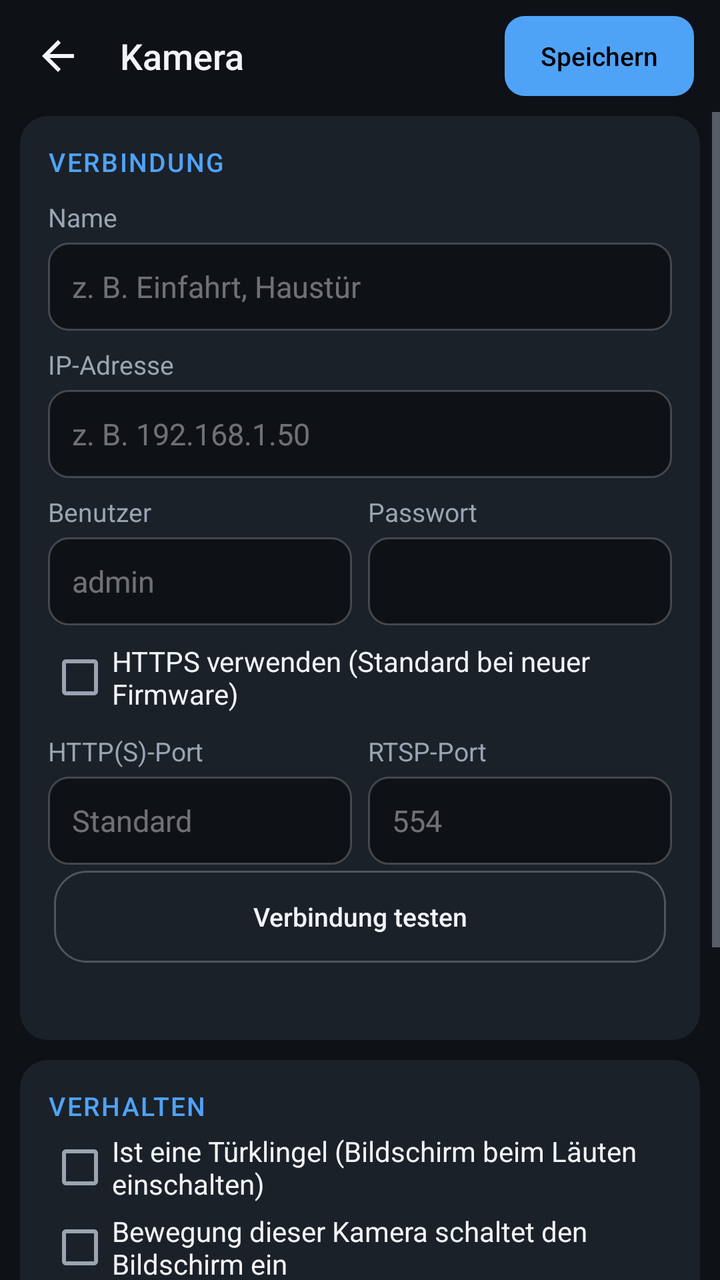
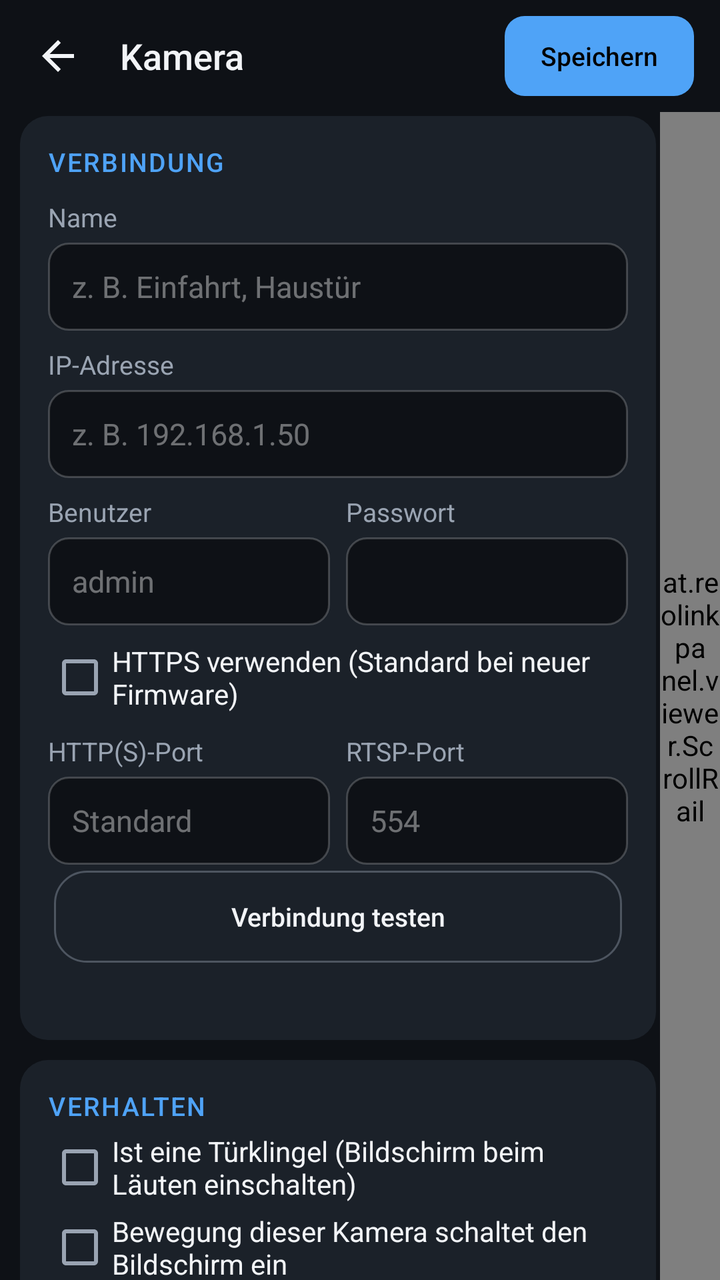

Screens rendered from an Android XML layout before and after an edit, with the pre-edit source and the edit as a unified diff.
<!-- AndroidManifest.xml: application theme AppTheme -->
<!-- res/layout/activity_camera_edit.xml -->
<?xml version="1.0" encoding="utf-8"?>
<LinearLayout xmlns:android="http://schemas.android.com/apk/res/android"
    android:layout_width="match_parent"
    android:layout_height="match_parent"
    android:background="@color/bg"
    android:orientation="vertical">

    
    <LinearLayout
        android:layout_width="match_parent"
        android:layout_height="56dp"
        android:gravity="center_vertical"
        android:orientation="horizontal"
        android:paddingLeft="4dp"
        android:paddingRight="10dp">

        <ImageButton
            android:id="@+id/btnBack"
            style="@style/IconButton"
            android:contentDescription="Zurück"
            android:src="@drawable/ic_back" />

        <TextView
            android:id="@+id/tvTitle"
            style="@style/Title"
            android:layout_width="0dp"
            android:layout_height="wrap_content"
            android:layout_marginLeft="6dp"
            android:layout_weight="1"
            android:singleLine="true"
            android:text="Kamera" />

        <Button
            android:id="@+id/btnSave"
            style="@style/BarButton"
            android:layout_width="wrap_content"
            android:layout_height="40dp"
            android:minHeight="40dp"
            android:background="@drawable/btn_primary"
            android:paddingLeft="18dp"
            android:paddingRight="18dp"
            android:text="Speichern"
            android:textColor="#000000" />
    </LinearLayout>

    <ScrollView
        android:layout_width="match_parent"
        android:layout_height="0dp"
        android:layout_weight="1"
        android:fillViewport="true">

        <LinearLayout
            android:layout_width="match_parent"
            android:layout_height="wrap_content"
            android:orientation="vertical"
            android:paddingLeft="10dp"
            android:paddingRight="10dp"
            android:paddingBottom="16dp">

            <LinearLayout style="@style/Card" android:layout_width="match_parent" android:layout_height="wrap_content" android:layout_marginTop="2dp">
                <TextView style="@style/Section" android:layout_width="wrap_content" android:layout_height="wrap_content" android:text="Verbindung" />

                <TextView style="@style/Label" android:layout_width="wrap_content" android:layout_height="wrap_content" android:text="Name" />
                <EditText android:id="@+id/etName" style="@style/Field" android:layout_width="match_parent" android:layout_height="wrap_content" android:hint="z. B. Einfahrt, Haustür" android:inputType="textCapSentences" />

                <TextView style="@style/Label" android:layout_width="wrap_content" android:layout_height="wrap_content" android:text="IP-Adresse" />
                <EditText android:id="@+id/etHost" style="@style/Field" android:layout_width="match_parent" android:layout_height="wrap_content" android:hint="z. B. 192.168.1.50" android:inputType="textUri" />

                <LinearLayout android:layout_width="match_parent" android:layout_height="wrap_content" android:orientation="horizontal">
                    <LinearLayout android:layout_width="0dp" android:layout_height="wrap_content" android:layout_weight="1" android:layout_marginRight="8dp" android:orientation="vertical">
                        <TextView style="@style/Label" android:layout_width="wrap_content" android:layout_height="wrap_content" android:text="Benutzer" />
                        <EditText android:id="@+id/etUser" style="@style/Field" android:layout_width="match_parent" android:layout_height="wrap_content" android:hint="admin" android:inputType="text" />
                    </LinearLayout>
                    <LinearLayout android:layout_width="0dp" android:layout_height="wrap_content" android:layout_weight="1" android:orientation="vertical">
                        <TextView style="@style/Label" android:layout_width="wrap_content" android:layout_height="wrap_content" android:text="Passwort" />
                        <EditText android:id="@+id/etPass" style="@style/Field" android:layout_width="match_parent" android:layout_height="wrap_content" android:inputType="textPassword" />
                    </LinearLayout>
                </LinearLayout>

                <CheckBox android:id="@+id/cbHttps" style="@style/Option" android:layout_width="match_parent" android:layout_height="wrap_content" android:layout_marginTop="6dp" android:text="HTTPS verwenden (Standard bei neuer Firmware)" />

                <LinearLayout android:layout_width="match_parent" android:layout_height="wrap_content" android:orientation="horizontal">
                    <LinearLayout android:layout_width="0dp" android:layout_height="wrap_content" android:layout_weight="1" android:layout_marginRight="8dp" android:orientation="vertical">
                        <TextView style="@style/Label" android:layout_width="wrap_content" android:layout_height="wrap_content" android:text="HTTP(S)-Port" />
                        <EditText android:id="@+id/etHttpPort" style="@style/Field" android:layout_width="match_parent" android:layout_height="wrap_content" android:hint="Standard" android:inputType="number" />
                    </LinearLayout>
                    <LinearLayout android:layout_width="0dp" android:layout_height="wrap_content" android:layout_weight="1" android:orientation="vertical">
                        <TextView style="@style/Label" android:layout_width="wrap_content" android:layout_height="wrap_content" android:text="RTSP-Port" />
                        <EditText android:id="@+id/etRtspPort" style="@style/Field" android:layout_width="match_parent" android:layout_height="wrap_content" android:hint="554" android:inputType="number" />
                    </LinearLayout>
                </LinearLayout>

                <Button android:id="@+id/btnTest" style="@style/BarButton" android:layout_width="match_parent" android:layout_height="wrap_content" android:layout_marginTop="12dp" android:background="@drawable/chip" android:text="Verbindung testen" />
                <TextView android:id="@+id/tvTest" android:layout_width="match_parent" android:layout_height="wrap_content" android:layout_marginTop="4dp" android:textColor="@color/textDim" android:textSize="13sp" />
            </LinearLayout>

            <LinearLayout style="@style/Card" android:layout_width="match_parent" android:layout_height="wrap_content">
                <TextView style="@style/Section" android:layout_width="wrap_content" android:layout_height="wrap_content" android:text="Verhalten" />
                <CheckBox android:id="@+id/cbDoorbell" style="@style/Option" android:layout_width="match_parent" android:layout_height="wrap_content" android:text="Ist eine Türklingel (Bildschirm beim Läuten einschalten)" />
                <CheckBox android:id="@+id/cbWake" style="@style/Option" android:layout_width="match_parent" android:layout_height="wrap_content" android:text="Bewegung dieser Kamera schaltet den Bildschirm ein" />
            </LinearLayout>

            <LinearLayout style="@style/Card" android:layout_width="match_parent" android:layout_height="wrap_content">
                <TextView style="@style/Section" android:layout_width="wrap_content" android:layout_height="wrap_content" android:text="Erweitert" />
                <TextView style="@style/Label" android:layout_width="wrap_content" android:layout_height="wrap_content" android:text="Eigener RTSP-Pfad oder komplette RTSP-URL (leer = automatisch)" />
                <EditText android:id="@+id/etRtspPath" style="@style/Field" android:layout_width="match_parent" android:layout_height="wrap_content" android:hint="z. B. h264Preview_01_sub oder rtsp://…" android:inputType="textUri" android:imeOptions="actionDone" />
            </LinearLayout>

            <Button android:id="@+id/btnDelete" style="@style/BarButton" android:layout_width="match_parent" android:layout_height="wrap_content" android:layout_marginTop="16dp" android:background="@drawable/chip" android:text="Kamera entfernen" android:textColor="@color/motion" />
        </LinearLayout>
    </ScrollView>
</LinearLayout>
<!-- resources referenced by this layout -->
<resources>
  <color name="bg">#0E1116</color>
  <color name="motion">#FFC93C</color>
  <color name="textDim">#9AA4B2</color>
  <!-- drawable btn_primary (drawable) -->
  <?xml version="1.0" encoding="utf-8"?>
  <selector xmlns:android="http://schemas.android.com/apk/res/android">
      <item android:state_pressed="true">
          <shape android:shape="rectangle">
              <solid android:color="#FF8CC4FA" />
              <corners android:radius="10dp" />
          </shape>
      </item>
      <item>
          <shape android:shape="rectangle">
              <solid android:color="@color/accent" />
              <corners android:radius="10dp" />
          </shape>
      </item>
  </selector>
  <!-- drawable ic_back (drawable) -->
  <vector xmlns:android="http://schemas.android.com/apk/res/android"
      android:width="24dp" android:height="24dp"
      android:viewportWidth="24" android:viewportHeight="24"
      android:tint="?android:attr/textColorPrimary">
      <path android:fillColor="#FFFFFFFF" android:pathData="M20,11H7.83l5.59,-5.59L12,4l-8,8 8,8 1.41,-1.41L7.83,13H20v-2z" />
  </vector>
  <style name="Card">
          <item name="android:background">@drawable/card</item>
          <item name="android:orientation">vertical</item>
          <item name="android:padding">14dp</item>
          <item name="android:layout_marginTop">10dp</item>
      </style>
  <style name="IconButton">
          <item name="android:layout_width">48dp</item>
          <item name="android:layout_height">48dp</item>
          <item name="android:layout_marginLeft">1dp</item>
          <item name="android:layout_marginRight">1dp</item>
          <item name="android:background">@drawable/icon_btn</item>
          <item name="android:scaleType">center</item>
          <item name="android:tint">@color/icon_tint</item>
      </style>
  <style name="Label">
          <item name="android:textColor">@color/textDim</item>
          <item name="android:textSize">13sp</item>
          <item name="android:layout_marginTop">8dp</item>
      </style>
  <style name="Option">
          <item name="android:textColor">@color/text</item>
          <item name="android:textSize">14sp</item>
          <item name="android:minHeight">40dp</item>
      </style>
  <style name="Section">
          <item name="android:textColor">@color/accent</item>
          <item name="android:textSize">13sp</item>
          <item name="android:fontFamily">sans-serif-medium</item>
          <item name="android:textAllCaps">true</item>
          <item name="android:letterSpacing">0.06</item>
          <item name="android:layout_marginBottom">2dp</item>
      </style>
  <style name="Title">
          <item name="android:textColor">@color/text</item>
          <item name="android:textSize">18sp</item>
          <item name="android:fontFamily">sans-serif-medium</item>
      </style>
  <color name="accent">#4FA3F7</color>
  <color name="text">#F2F4F7</color>
  <!-- drawable card (drawable) -->
  <?xml version="1.0" encoding="utf-8"?>
  <shape xmlns:android="http://schemas.android.com/apk/res/android" android:shape="rectangle">
      <solid android:color="@color/surface" />
      <corners android:radius="14dp" />
  </shape>
  <!-- drawable icon_btn (drawable) -->
  <?xml version="1.0" encoding="utf-8"?>
  <selector xmlns:android="http://schemas.android.com/apk/res/android">
      <item android:state_pressed="true">
          <shape android:shape="oval"><solid android:color="#554FA3F7" /></shape>
      </item>
      <item android:state_activated="true">
          <shape android:shape="oval"><solid android:color="#334FA3F7" /></shape>
      </item>
      <item>
          <shape android:shape="oval"><solid android:color="#00000000" /></shape>
      </item>
  </selector>
  <color name="surface">#1B2129</color>
  <color name="surface_pressed">#2C3644</color>
  <!-- unchanged entries left out for length: 6 -->
</resources>

<!-- the commit's change to res/layout/activity_camera_edit.xml (unified diff, before → after) -->
@@ -43,18 +43,24 @@
             android:textColor="#000000" />
     </LinearLayout>
 
-    <ScrollView
+    <FrameLayout
         android:layout_width="match_parent"
         android:layout_height="0dp"
-        android:layout_weight="1"
-        android:fillViewport="true">
+        android:layout_weight="1">
+
+    <ScrollView
+        android:id="@+id/scroll"
+        android:layout_width="match_parent"
+        android:layout_height="match_parent"
+        android:fillViewport="true"
+        android:scrollbars="none">
 
         <LinearLayout
             android:layout_width="match_parent"
             android:layout_height="wrap_content"
             android:orientation="vertical"
             android:paddingLeft="10dp"
-            android:paddingRight="10dp"
+            android:paddingRight="32dp"
             android:paddingBottom="16dp">
 
             <LinearLayout style="@style/Card" android:layout_width="match_parent" android:layout_height="wrap_content" android:layout_marginTop="2dp">
@@ -101,6 +107,22 @@
             </LinearLayout>
 
             <LinearLayout style="@style/Card" android:layout_width="match_parent" android:layout_height="wrap_content">
+                <TextView style="@style/Section" android:layout_width="wrap_content" android:layout_height="wrap_content" android:text="Türschloss (Webhook)" />
+                <TextView android:layout_width="match_parent" android:layout_height="wrap_content" android:text="URL, die das Schloss öffnet – z. B. ein Shelly-Relais. Leer = kein Schloss.\nShelly Gen2/Plus: http://IP/rpc/Switch.Set?id=0&amp;on=true&amp;toggle_after=3\nShelly Gen1: http://IP/relay/0?turn=on&amp;timer=3\nMit Passwort: http://benutzer:passwort@IP/…" android:textColor="@color/textDim" android:textSize="12sp" />
+                <TextView style="@style/Label" android:layout_width="wrap_content" android:layout_height="wrap_content" android:text="URL" />
+                <EditText android:id="@+id/etLockUrl" style="@style/Field" android:layout_width="match_parent" android:layout_height="wrap_content" android:hint="http://192.168.1.30/rpc/Switch.Set?id=0&amp;on=true&amp;toggle_after=3" android:inputType="textUri" />
+                <RadioGroup android:id="@+id/rgLockMethod" android:layout_width="match_parent" android:layout_height="wrap_content" android:layout_marginTop="4dp" android:orientation="horizontal">
+                    <RadioButton android:id="@+id/rbLockGet" style="@style/Option" android:layout_width="wrap_content" android:layout_height="wrap_content" android:layout_marginRight="16dp" android:text="GET" />
+                    <RadioButton android:id="@+id/rbLockPost" style="@style/Option" android:layout_width="wrap_content" android:layout_height="wrap_content" android:text="POST" />
+                </RadioGroup>
+                <TextView style="@style/Label" android:layout_width="wrap_content" android:layout_height="wrap_content" android:text="Inhalt bei POST (optional, z. B. JSON)" />
+                <EditText android:id="@+id/etLockBody" style="@style/Field" android:layout_width="match_parent" android:layout_height="wrap_content" android:inputType="text" />
+                <CheckBox android:id="@+id/cbLockConfirm" style="@style/Option" android:layout_width="match_parent" android:layout_height="wrap_content" android:layout_marginTop="4dp" android:text="Vor dem Öffnen nachfragen" />
+                <Button android:id="@+id/btnLockTest" style="@style/BarButton" android:layout_width="match_parent" android:layout_height="wrap_content" android:layout_marginTop="8dp" android:background="@drawable/chip" android:text="Schloss jetzt öffnen (Test)" />
+                <TextView android:id="@+id/tvLockTest" android:layout_width="match_parent" android:layout_height="wrap_content" android:layout_marginTop="4dp" android:textColor="@color/textDim" android:textSize="13sp" />
+            </LinearLayout>
+
+            <LinearLayout style="@style/Card" android:layout_width="match_parent" android:layout_height="wrap_content">
                 <TextView style="@style/Section" android:layout_width="wrap_content" android:layout_height="wrap_content" android:text="Erweitert" />
                 <TextView style="@style/Label" android:layout_width="wrap_content" android:layout_height="wrap_content" android:text="Eigener RTSP-Pfad oder komplette RTSP-URL (leer = automatisch)" />
                 <EditText android:id="@+id/etRtspPath" style="@style/Field" android:layout_width="match_parent" android:layout_height="wrap_content" android:hint="z. B. h264Preview_01_sub oder rtsp://…" android:inputType="textUri" android:imeOptions="actionDone" />
@@ -109,4 +131,14 @@
             <Button android:id="@+id/btnDelete" style="@style/BarButton" android:layout_width="match_parent" android:layout_height="wrap_content" android:layout_marginTop="16dp" android:background="@drawable/chip" android:text="Kamera entfernen" android:textColor="@color/motion" />
         </LinearLayout>
     </ScrollView>
+
+        
+        <at.reolinkpanel.viewer.ScrollRail
+            android:id="@+id/scrollRail"
+            android:layout_width="30dp"
+            android:layout_height="match_parent"
+            android:layout_gravity="end"
+            android:paddingTop="4dp"
+            android:paddingBottom="4dp" />
+    </FrameLayout>
 </LinearLayout>
